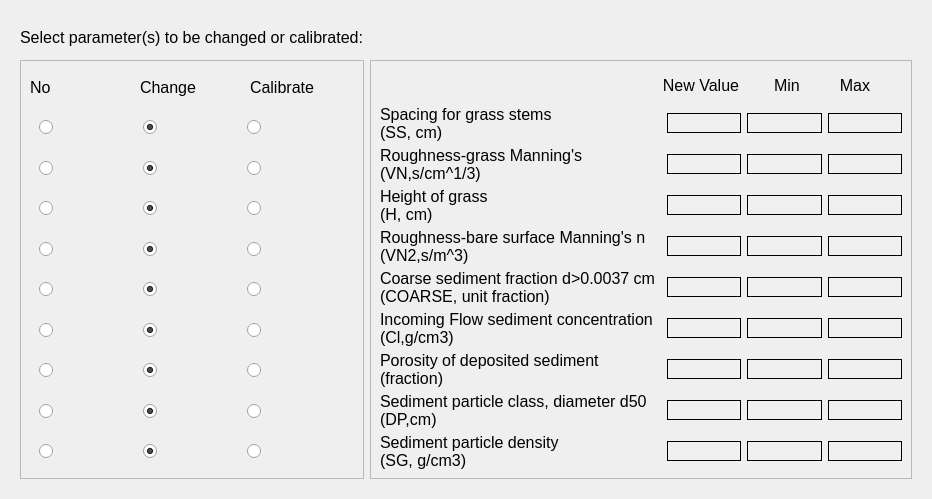
Inigobarbe/VFSMOD-GUI, file ui/sediment_calibration.ui: the form before one commit.
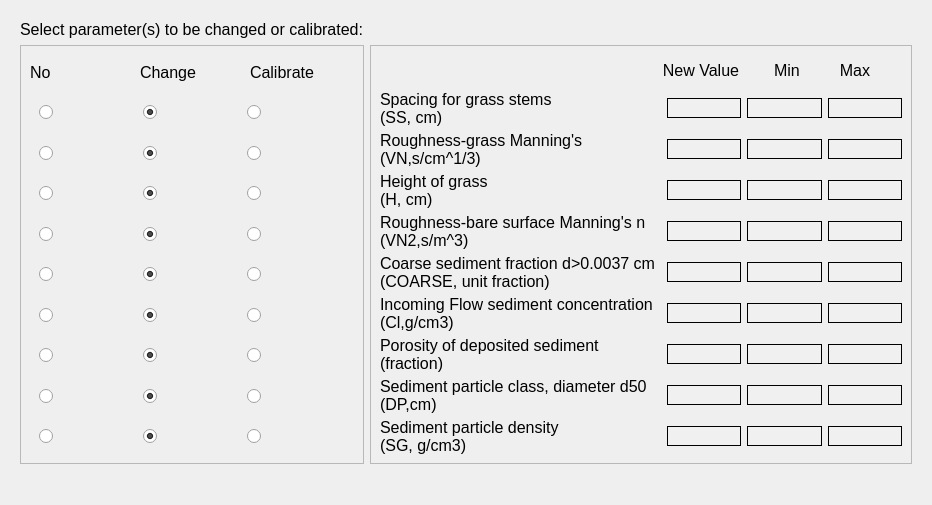
The form after the commit.

```diff
--- a/ui/sediment_calibration.ui
+++ b/ui/sediment_calibration.ui
@@ -7,7 +7,7 @@
     <x>0</x>
     <y>0</y>
     <width>932</width>
-    <height>499</height>
+    <height>505</height>
    </rect>
   </property>
   <property name="windowTitle">
@@ -134,7 +134,7 @@
         <x>0</x>
         <y>0</y>
         <width>914</width>
-        <height>481</height>
+        <height>487</height>
        </rect>
       </property>
       <layout class="QGridLayout" name="gridLayout_71">
@@ -994,6 +994,19 @@
          </layout>
         </widget>
        </item>
+       <item row="3" column="0">
+        <spacer name="verticalSpacer">
+         <property name="orientation">
+          <enum>Qt::Vertical</enum>
+         </property>
+         <property name="sizeHint" stdset="0">
+          <size>
+           <width>20</width>
+           <height>40</height>
+          </size>
+         </property>
+        </spacer>
+       </item>
       </layout>
      </widget>
     </widget>
```
Left out of the diff: 850 changed lines with no effect on the pictures.
